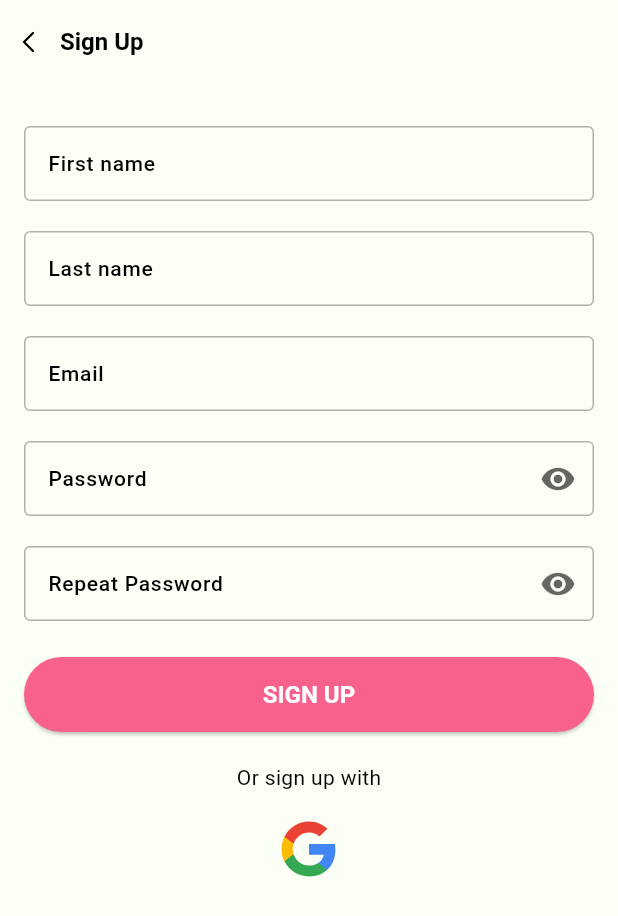
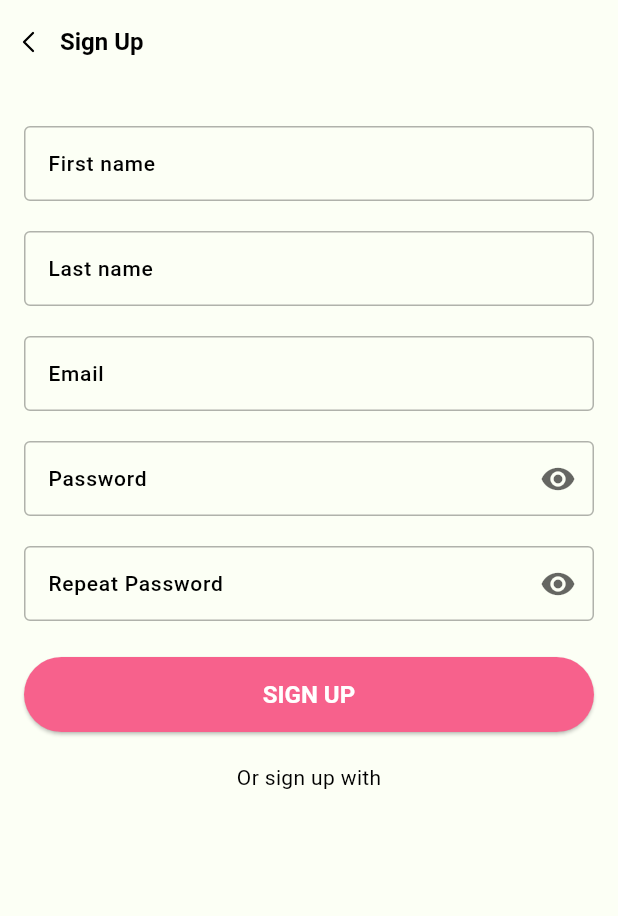
Before and after one commit to healv/heal_v, a Flutter app: the SignUpPage screen opened by its route, on a phone screen of 412 x 824 dp. Shown: the top 916 px of the screen. Run offline on Flutter 3.47's test engine with Material 3 defaults, Android fonts, the light colour scheme and no system bars; our stand-ins replace connectivity_plus, dio, easy_localization, equatable, flutter_bloc, flutter_svg and 7 more; missing offline and left inert: back_button_interceptor; accounts and stored records are empty; generated files the repository leaves out were written again; network calls fail; project files that could hold a hidden picture were left out.

Commit message:
access token interceptor, sign up issue fixed

```diff
--- a/lib/app/auth/sign_up/sign_up_page.dart
+++ b/lib/app/auth/sign_up/sign_up_page.dart
@@ -72,8 +72,6 @@ class _SignUpPageState extends BlocDependentSideEffectState<SignUpPage, SignUpPa
             _signUpButton(context),
             const SizedBox(height: 20),
             Text(tr('or_sign_up_with')),
-            const SizedBox(height: 10),
-            _googleSignUpIcon(context),
           ],
         ),
       ),
@@ -317,13 +315,6 @@ class _SignUpPageState extends BlocDependentSideEffectState<SignUpPage, SignUpPa
     );
   }
 
-  Widget _googleSignUpIcon(BuildContext context) {
-    return IconButton(
-      onPressed: () {},
-      icon: AppIcons.google.svgAsset(height: 40),
-    );
-  }
-
   void _listenAuthEffects(AuthBlocEffect effect) async {
     switch (effect) {
       case SignedUp():
--- a/lib/shared/feature/auth/auth_bloc.dart
+++ b/lib/shared/feature/auth/auth_bloc.dart
@@ -54,7 +54,7 @@ final class AuthBloc extends SideEffectBloc<AuthBlocEvent, AuthBlocState, AuthBl
   }
 
   Future<void> _handleSignUpEvent(SignUp event, Emitter<AuthBlocState> emitter) async {
-    await for (final response in repo.signUp(SignUpPacket(email: event.email, password: event.password))) {
+    await for (final response in repo.signUp(SignUpPacket(email: event.email, password: event.password, name: event.name))) {
       switch (response.status) {
         case ResourceStatusEnum.success:
           emitter(state.copyWith(accessToken: Optional.value(response.data?.accessToken), user: Optional.value(response.data?.user), loading: const Optional.value(true)));
```
Also changed, not shown: lib/app/main/feature/home/home_page.dart (+28 -16 lines).
